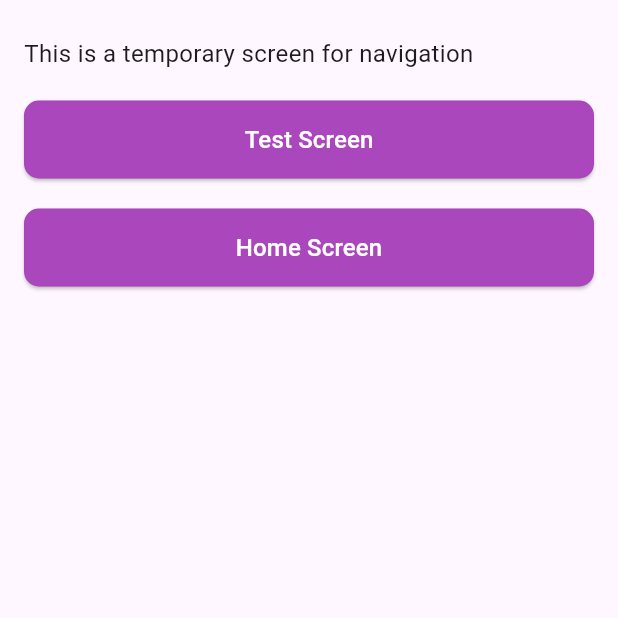
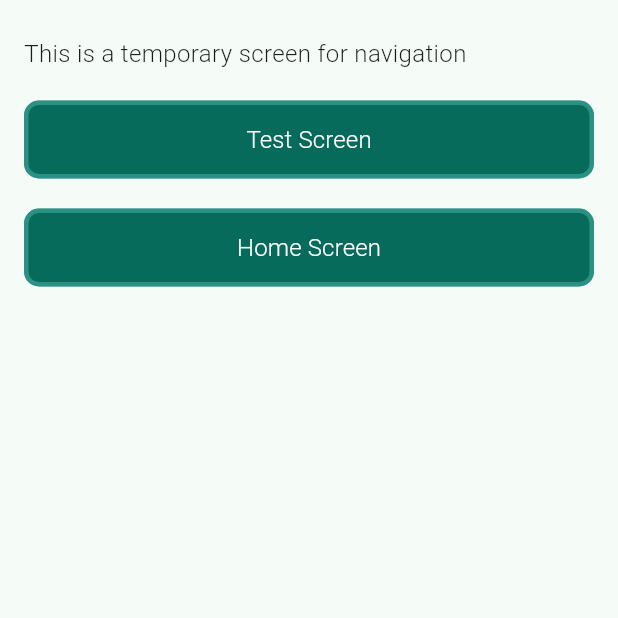
Before and after one commit to Ehab-24/next_life, a Flutter app: the screen it shows after launch, on a phone screen of 412 x 824 dp, the top half of it. Run offline on Flutter 3.47's test engine with Material 2 defaults, Android fonts, the phone set to English and light mode, and no system bars.

Commit message:
feat - change theme + minor fixes

```diff
--- a/lib/main.dart
+++ b/lib/main.dart
@@ -13,9 +13,22 @@ class MyApp extends StatelessWidget {
     return MaterialApp(
       title: 'Flutter Demo',
       theme: ThemeData(
-        primarySwatch: Colors.blue,
+        colorScheme: ColorScheme.fromSeed(
+          seedColor: Color.fromRGBO(41, 137, 119, 1),
+          secondary: Color.fromRGBO(126, 190, 178, 1),
+          onPrimary: Colors.white,
+        ),
         useMaterial3: true,
       ),
+      darkTheme: ThemeData(
+        colorScheme: ColorScheme.dark(
+          primary: Color.fromRGBO(41, 137, 119, 1),
+          secondary: Color.fromRGBO(126, 190, 178, 1),
+          onPrimary: Colors.white,
+        ),
+        useMaterial3: true,
+      ),
+      themeMode: ThemeMode.light,
       initialRoute: '/',
       onGenerateRoute: RouteGenerator.onGenerateRoute,
     );
--- a/lib/screens/dob.dart
+++ b/lib/screens/dob.dart
@@ -3,7 +3,7 @@ import 'package:next_life/constants/spacing.dart';
 import 'package:next_life/styles/text.dart';
 import 'package:next_life/widgets/buttons/elevated_buttons.dart';
 import 'package:next_life/widgets/date_picker.dart';
-import 'package:next_life/widgets/highlighted_text.dart';
+import 'package:next_life/widgets/texts.dart';
 
 class DOBPage extends StatelessWidget {
   const DOBPage({super.key});
--- a/lib/screens/username.dart
+++ b/lib/screens/username.dart
@@ -2,7 +2,7 @@ import 'package:flutter/material.dart';
 import 'package:next_life/constants/spacing.dart';
 import 'package:next_life/widgets/buttons/elevated_buttons.dart';
 import 'package:next_life/widgets/buttons/inputs/text_fields.dart';
-import 'package:next_life/widgets/highlighted_text.dart';
+import 'package:next_life/widgets/texts.dart';
 
 import '../styles/text.dart';
 
--- a/lib/styles/buttons.dart
+++ b/lib/styles/buttons.dart
@@ -1,11 +1,14 @@
 import 'package:flutter/material.dart';
 
 class ButtonStyles {
-  static final elevatedButton = ElevatedButton.styleFrom(
+  static ButtonStyle elevatedButton(Color? backgroundColor) =>
+      ElevatedButton.styleFrom(
         minimumSize: const Size(80, 52),
+        backgroundColor: backgroundColor,
         shape: RoundedRectangleBorder(
           side: BorderSide(
-        color: Colors.purple.shade500.withOpacity(0.1),
+            width: 3,
+            color: Colors.teal.shade300.withOpacity(0.5),
           ),
           borderRadius: BorderRadius.circular(10),
         ),
@@ -15,7 +18,8 @@ class ButtonStyles {
     minimumSize: const Size(172, 64),
     shape: RoundedRectangleBorder(
       side: BorderSide(
-        color: Colors.purple.shade500.withOpacity(0.1),
+        width: 3,
+        color: Colors.teal.shade300.withOpacity(0.5),
       ),
       borderRadius: BorderRadius.circular(10),
     ),
--- a/lib/styles/text.dart
+++ b/lib/styles/text.dart
@@ -2,7 +2,7 @@ import 'package:flutter/material.dart';
 
 class TextStyles {
   static const sm = TextStyle(fontSize: 14);
-  static const md = TextStyle(fontSize: 16);
+  static const md = TextStyle(fontSize: 16, fontWeight: FontWeight.w300);
   static const lg = TextStyle(fontSize: 20);
   static const xl4 = TextStyle(fontSize: 48);
 }
--- a/lib/widgets/buttons/elevated_buttons.dart
+++ b/lib/widgets/buttons/elevated_buttons.dart
@@ -5,29 +5,20 @@ import '../../styles/text.dart';
 
 class MElevatedButton extends StatelessWidget {
   final String text;
+  final Color? backgroundColor;
   final void Function()? onPressed;
 
   const MElevatedButton({
     required this.text,
     required this.onPressed,
+    this.backgroundColor,
     super.key,
   });
 
   @override
   Widget build(BuildContext context) {
-    return ElevatedButton(
-      style: ElevatedButton.styleFrom(
-        minimumSize: const Size(80, 52),
-        backgroundColor: Colors.purple.shade400,
-        foregroundColor: Colors.white,
-        // surfaceTintColor: Colors.purple,
-        shape: RoundedRectangleBorder(
-          side: BorderSide(
-            color: Colors.purple.shade500.withOpacity(0.1),
-          ),
-          borderRadius: BorderRadius.circular(10),
-        ),
-      ),
+    return FilledButton(
+      style: ButtonStyles.elevatedButton(backgroundColor),
       onPressed: onPressed,
       child: Text(
         text,
@@ -40,20 +31,22 @@ class MElevatedButton extends StatelessWidget {
 class MElevatedIconButton extends StatelessWidget {
   final String text;
   final IconData iconData;
+  final Color? backgroundColor;
   final void Function()? onPressed;
 
   const MElevatedIconButton({
     required this.text,
     required this.onPressed,
     required this.iconData,
+    this.backgroundColor,
     super.key,
   });
 
   @override
   Widget build(BuildContext context) {
-    return ElevatedButton(
+    return FilledButton(
       onPressed: onPressed,
-      style: ButtonStyles.elevatedButton,
+      style: ButtonStyles.elevatedButton(backgroundColor),
       child: Row(
         mainAxisAlignment: MainAxisAlignment.start,
         children: [
@@ -89,9 +82,11 @@ class MElevatedIconButtonLarge extends StatelessWidget {
       onPressed: onPressed,
       style: ButtonStyles.elevatedButtonLarge,
       icon: Icon(iconData),
-      label: Text(
-        text,
-        style: TextStyles.sm,
+      label: Flexible(
+        child: Text(
+          text,
+          style: TextStyles.sm,
+        ),
       ),
     );
   }
```
Also changed, not shown: lib/layouts/home.dart (+13 -8 lines), lib/screens/settings.dart (+3 -8 lines), lib/widgets/texts.dart (renamed from lib/widgets/highlighted_text.dart). Lines whose indentation alone changed are shown as unchanged.
